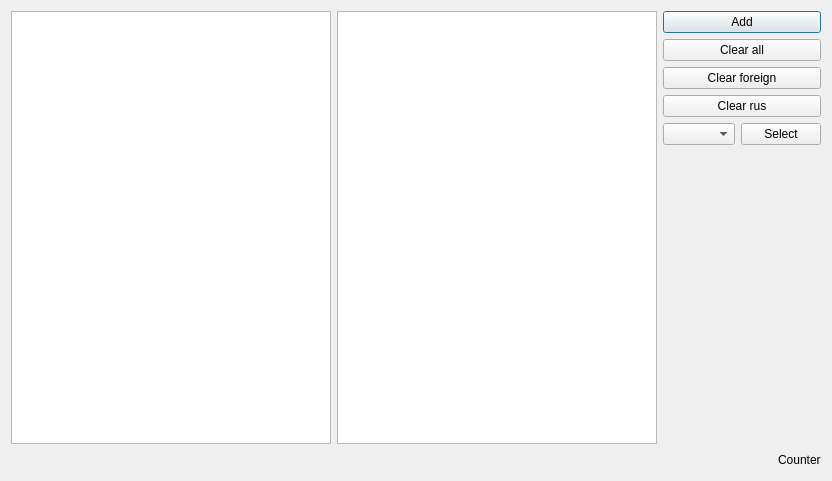
Before: the Qt Designer form Learn_Words_App_0_0_1/addword.ui in Sautenko-Andrey/learn_words_app, drawn with Qt 5.
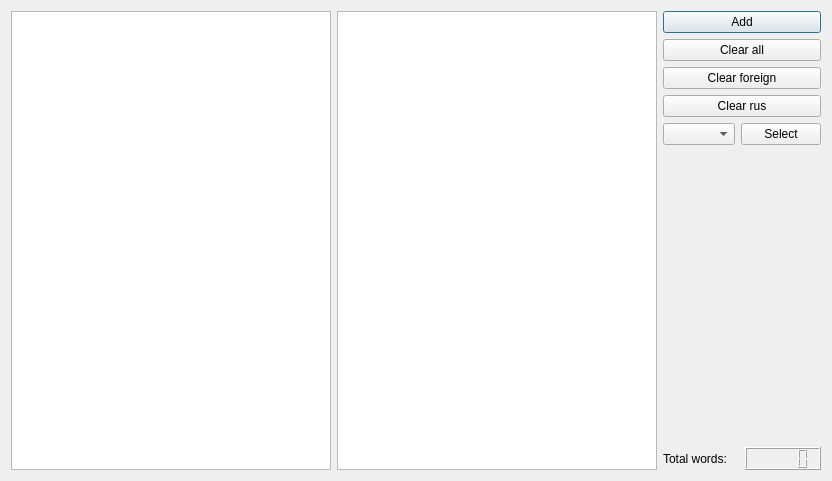
After: the same form once the commit is applied.

Commit message: Fixed bugs with database. Changed words counter in add-words-tool

Patch:
```diff
--- a/Learn_Words_App_0_0_1/addword.ui
+++ b/Learn_Words_App_0_0_1/addword.ui
@@ -15,11 +15,9 @@
   </property>
   <layout class="QHBoxLayout" name="horizontalLayout_5">
    <item>
-    <layout class="QVBoxLayout" name="verticalLayout_3">
+    <layout class="QHBoxLayout" name="horizontalLayout_4">
      <item>
-      <layout class="QHBoxLayout" name="horizontalLayout_3">
-       <item>
-        <layout class="QHBoxLayout" name="horizontalLayout">
+      <layout class="QHBoxLayout" name="horizontalLayout_2">
          <item>
           <widget class="QTextEdit" name="textEdit">
            <property name="font">
@@ -43,7 +41,7 @@
         </layout>
        </item>
        <item>
-        <layout class="QVBoxLayout" name="verticalLayout_2">
+      <layout class="QVBoxLayout" name="verticalLayout_3">
          <item>
           <layout class="QVBoxLayout" name="verticalLayout">
            <item>
@@ -77,8 +75,12 @@
              </property>
             </widget>
            </item>
+        </layout>
+       </item>
            <item>
-            <layout class="QHBoxLayout" name="horizontalLayout_2">
+        <layout class="QVBoxLayout" name="verticalLayout_2">
+         <item>
+          <layout class="QHBoxLayout" name="horizontalLayout_3">
              <item>
               <widget class="QComboBox" name="modeComboBox"/>
              </item>
@@ -91,8 +93,6 @@
              </item>
             </layout>
            </item>
-          </layout>
-         </item>
          <item>
           <spacer name="verticalSpacer">
            <property name="orientation">
@@ -106,31 +106,21 @@
            </property>
           </spacer>
          </item>
-        </layout>
-       </item>
-      </layout>
-     </item>
      <item>
-      <layout class="QHBoxLayout" name="horizontalLayout_4">
-       <item>
-        <spacer name="horizontalSpacer">
-         <property name="orientation">
-          <enum>Qt::Horizontal</enum>
-         </property>
-         <property name="sizeHint" stdset="0">
-          <size>
-           <width>40</width>
-           <height>20</height>
-          </size>
-         </property>
-        </spacer>
-       </item>
+          <layout class="QHBoxLayout" name="horizontalLayout">
        <item>
         <widget class="QLabel" name="counterLabel">
          <property name="text">
-          <string>Counter</string>
-         </property>
-        </widget>
+              <string>Total words: </string>
+             </property>
+            </widget>
+           </item>
+           <item>
+            <widget class="QLCDNumber" name="lcdNumber"/>
+           </item>
+          </layout>
+         </item>
+        </layout>
        </item>
       </layout>
      </item>
```
Lines whose indentation alone changed are shown as unchanged. The commit also changes 6 other files.
